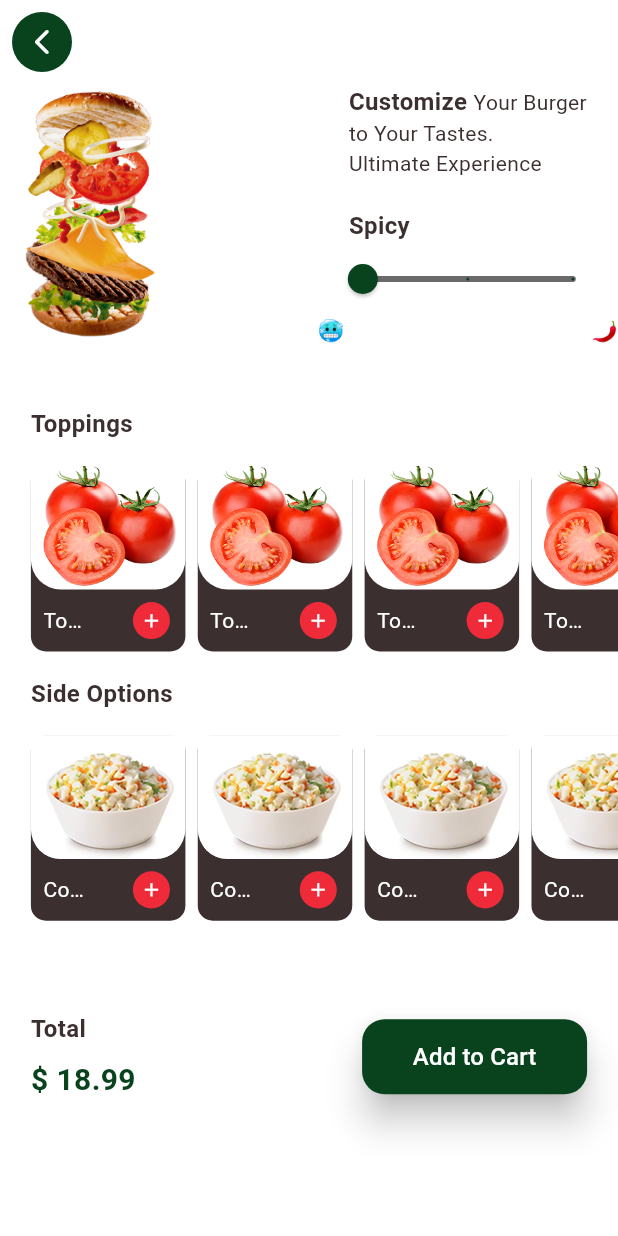
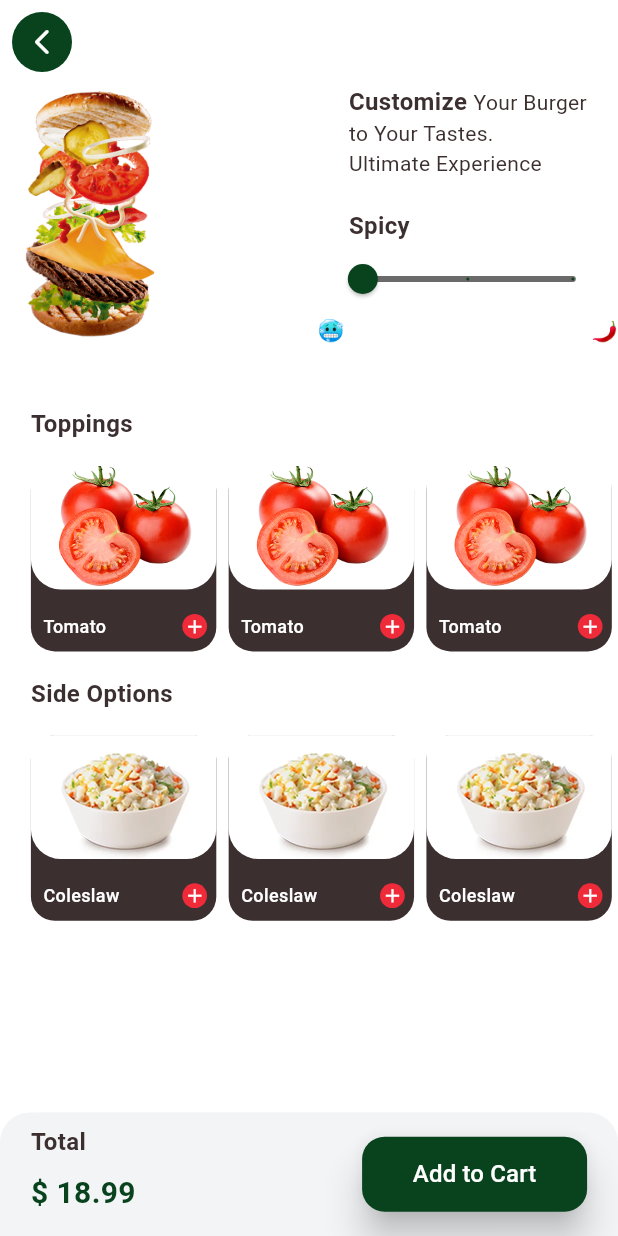
Before and after one commit to M-Waleed-Elsherbeny/Hungry-App, a Flutter app: the screen it shows after launch, after a tap on "Cheese Beef Burger", on a phone screen of 412 x 824 dp. Run offline on Flutter 3.47's test engine with Material 3 defaults, Android fonts, the phone set to English and light mode, and no system bars; our stand-ins replace flutter_svg, google_fonts.

Commit message:
Optimization UI

```diff
--- a/lib/core/styles/fonts/app_text_style.dart
+++ b/lib/core/styles/fonts/app_text_style.dart
@@ -56,6 +56,12 @@ class AppTextStyle {
     fontWeight: FontWeight.w400,
     overflow: TextOverflow.ellipsis,
   );
+  static const TextStyle textWhite12W500 = TextStyle(
+    color: AppColors.kWhiteColor,
+    fontSize: 12,
+    fontWeight: FontWeight.w500,
+    overflow: TextOverflow.ellipsis,
+  );
   static const TextStyle textGrey18W500 = TextStyle(
     color: AppColors.kGreyColor,
     fontSize: 18,
--- a/lib/features/products/view/product_details_view.dart
+++ b/lib/features/products/view/product_details_view.dart
@@ -1,6 +1,6 @@
 import 'package:flutter/material.dart';
 import 'package:hungry_app/core/components/custom_back_button.dart';
-import 'package:hungry_app/core/components/custom_button.dart';
+import 'package:hungry_app/core/components/custom_total_with_button.dart';
 import 'package:hungry_app/core/styles/assets/app_assets.dart';
 import 'package:hungry_app/core/styles/fonts/app_text_style.dart';
 import 'package:hungry_app/core/utils/spacer.dart';
@@ -93,35 +93,18 @@ class _ProductDetailsViewState extends State<ProductDetailsView> {
               ),
 
               heightSpace(deviceHeight * 0.01),
+
               // Total Section
-              Padding(
-                padding: EdgeInsets.symmetric(horizontal: deviceWidth * 0.05),
-                child: Row(
-                  children: [
-                    Column(
-                      crossAxisAlignment: CrossAxisAlignment.start,
-                      children: [
-                        const Text(
-                          "Total",
-                          style: AppTextStyle.textBrown16W600,
-                        ),
-                        heightSpace(deviceHeight * 0.01),
-                        const Text(
-                          "\$ 18.99",
-                          style: AppTextStyle.textGreen20WBold,
-                        ),
-                      ],
-                    ),
-                    const Spacer(),
-                    CustomButton(title: "Add to Cart", onTap: () {}),
-                    heightSpace(deviceHeight * 0.2),
-                  ],
-                ),
-              ),
             ],
           ),
         ),
       ),
+      // Total Section
+      bottomSheet: CustomTotalWithButton(
+        totalPrice: "18.99",
+        buttonTitle: "Add to Cart",
+        onTap: () {},
+      ),
     );
   }
 }
--- a/lib/features/products/widgets/toppings_card.dart
+++ b/lib/features/products/widgets/toppings_card.dart
@@ -21,7 +21,7 @@ class ToppingsCard extends StatelessWidget {
         Stack(
           children: [
             Container(
-              width: deviceWidth * 0.25,
+              width: deviceWidth * 0.30,
               height: deviceHeight * 0.15,
               decoration: BoxDecoration(
                 color: AppColors.kWhiteColor,
@@ -31,29 +31,30 @@ class ToppingsCard extends StatelessWidget {
             Positioned(
               bottom: 0,
               child: Container(
-                width: deviceWidth * 0.25,
+                width: deviceWidth * 0.30,
                 height: deviceHeight * 0.15,
                 decoration: BoxDecoration(
                   color: AppColors.kBrownColor,
-                  borderRadius: BorderRadius.circular(10),
+                  borderRadius: BorderRadius.circular(16),
                 ),
                 alignment: Alignment.bottomLeft,
                 child: Padding(
-                  padding: EdgeInsets.symmetric(
-                    horizontal: deviceWidth * 0.02,
-                    vertical: deviceHeight * 0.01,
+                  padding: EdgeInsets.only(
+                    bottom: deviceHeight * 0.01,
+                    left: deviceWidth * 0.02,
                   ),
                   child: Row(
                     children: [
                       Expanded(
-                        child: Text(title, style: AppTextStyle.textWhite14W400),
+                        flex: 2,
+                        child: Text(title, style: AppTextStyle.textWhite12W500),
                       ),
                       const Spacer(),
                       Expanded(
                         child: InkWell(
                           onTap: onTap,
                           child: CircleAvatar(
-                            radius: deviceHeight * 0.015,
+                            radius: deviceHeight * 0.010,
                             backgroundColor: AppColors.kRedColor,
                             child: const Icon(
                               Icons.add_outlined,
@@ -71,7 +72,7 @@ class ToppingsCard extends StatelessWidget {
             Positioned(
               top: 0,
               child: Container(
-                width: deviceWidth * 0.25,
+                width: deviceWidth * 0.30,
                 height: deviceHeight * 0.1,
                 decoration: BoxDecoration(
                   color: AppColors.kWhiteColor,
--- a/lib/main.dart
+++ b/lib/main.dart
@@ -1,7 +1,7 @@
 import 'package:flutter/material.dart';
 import 'package:google_fonts/google_fonts.dart';
-import 'package:hungry_app/core/navigation/custom_navigation_bar.dart';
 import 'package:hungry_app/core/styles/colors/app_colors.dart';
+import 'package:hungry_app/splash_view.dart';
 
 void main() {
   runApp(const MyApp());
@@ -21,7 +21,7 @@ class MyApp extends StatelessWidget {
         fontFamily: GoogleFonts.roboto().fontFamily,
         appBarTheme: const AppBarTheme(backgroundColor: AppColors.kWhiteColor),
       ),
-      home: const CustomNavigationBar(),
+      home: const SplashView(),
     );
   }
 }
--- a/lib/splash_view.dart
+++ b/lib/splash_view.dart
@@ -1,11 +1,56 @@
 import 'package:flutter/material.dart';
 import 'package:flutter_svg/flutter_svg.dart';
+import 'package:hungry_app/core/navigation/custom_navigation_bar.dart';
 import 'package:hungry_app/core/styles/assets/app_assets.dart';
 import 'package:hungry_app/core/styles/colors/app_colors.dart';
 import 'package:hungry_app/core/utils/spacer.dart';
 
-class SplashView extends StatelessWidget {
+class SplashView extends StatefulWidget {
   const SplashView({super.key});
+
+  @override
+  State<SplashView> createState() => _SplashViewState();
+}
+
+class _SplashViewState extends State<SplashView>
+    with SingleTickerProviderStateMixin {
+  late AnimationController _controller;
+  late Animation<Offset> _logoAnimation;
+  late Animation<Offset> _imageAnimation;
+
+  @override
+  void initState() {
+    super.initState();
+    Future.delayed(const Duration(seconds: 3), () {
+      Navigator.push(
+        context,
+        MaterialPageRoute(builder: (_) => const CustomNavigationBar()),
+      );
+    });
+
+    _controller = AnimationController(
+      vsync: this,
+      duration: const Duration(seconds: 2),
+    );
+
+    _logoAnimation = Tween<Offset>(
+      begin: const Offset(0, -1), // from top
+      end: Offset.zero,
+    ).animate(CurvedAnimation(parent: _controller, curve: Curves.easeOut));
+
+    _imageAnimation = Tween<Offset>(
+      begin: const Offset(0, -0.8),
+      end: Offset.zero,
+    ).animate(CurvedAnimation(parent: _controller, curve: Curves.easeOutBack));
+
+    _controller.forward();
+  }
+
+  @override
+  void dispose() {
+    _controller.dispose();
+    super.dispose();
+  }
 
   @override
   Widget build(BuildContext context) {
@@ -14,9 +59,20 @@ class SplashView extends StatelessWidget {
       body: Column(
         children: [
           heightSpace(200),
-          SvgPicture.asset(AppAssets.logoHungry),
+
+          /// Logo Animation
+          SlideTransition(
+            position: _logoAnimation,
+            child: SvgPicture.asset(AppAssets.logoHungry),
+          ),
+
           const Spacer(),
-          Image.asset(AppAssets.splashImage),
+
+          /// Image Animation
+          SlideTransition(
+            position: _imageAnimation,
+            child: Image.asset(AppAssets.splashImage),
+          ),
         ],
       ),
     );
```
Also changed, not shown: lib/core/navigation/router/app_routes_config.dart (added, +24 -0 lines), lib/features/auth/view/register_view.dart (+11 -0 lines).
